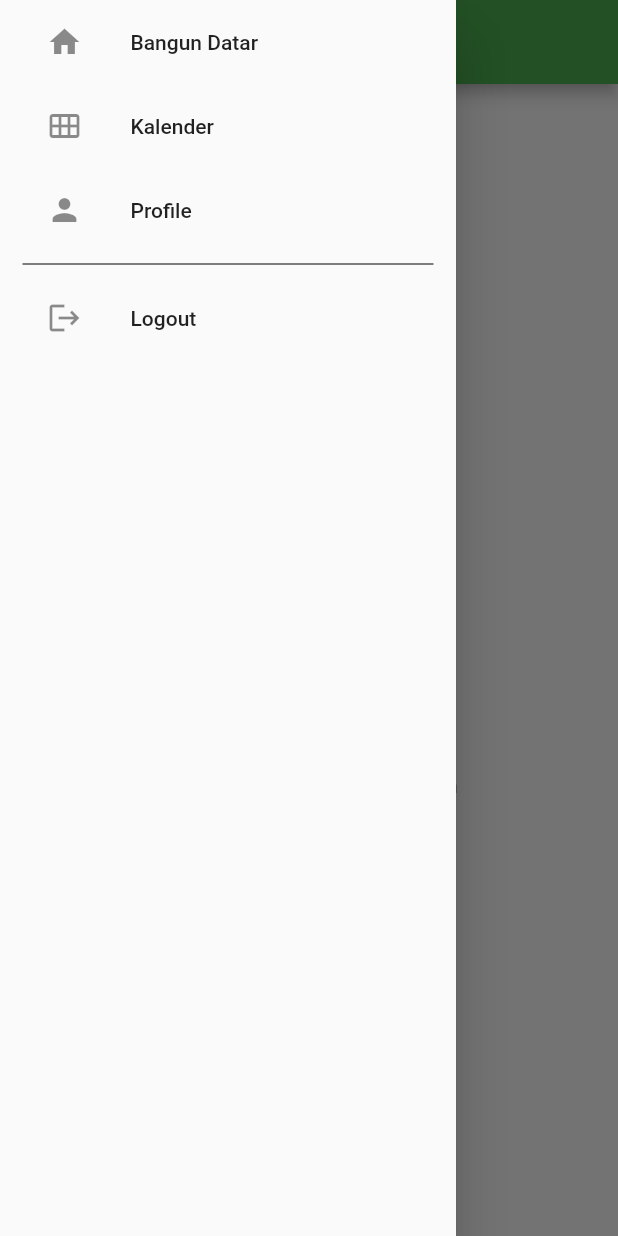
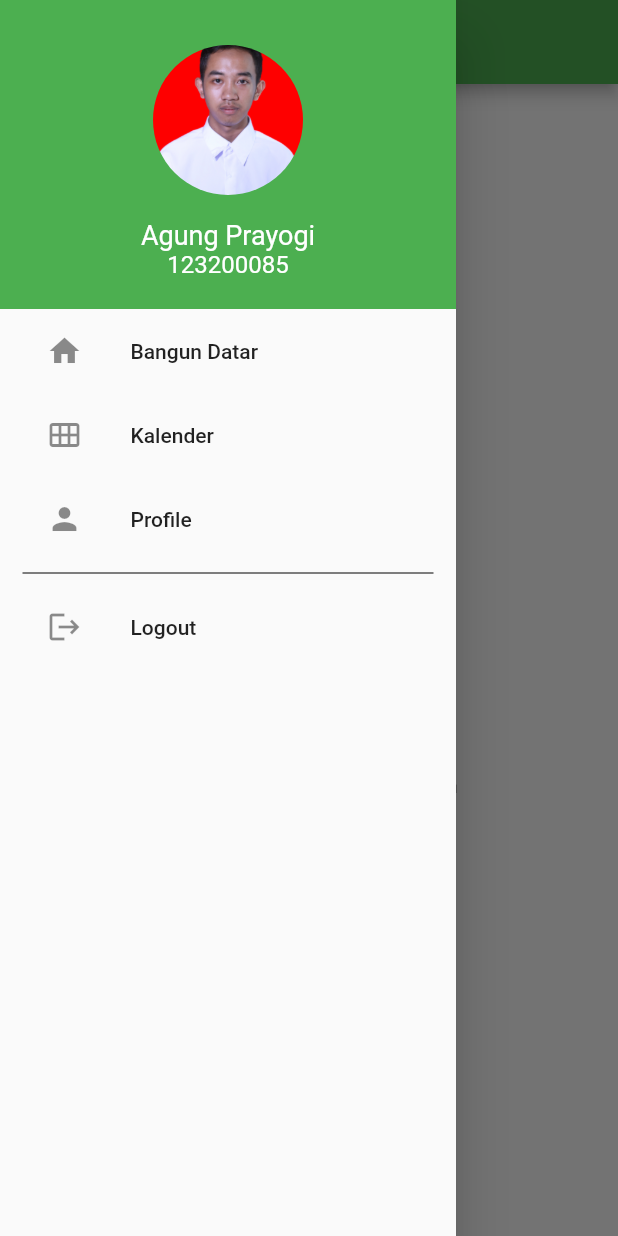
Before and after one commit to agung15-debug/123200085_Agung-Prayogi_UTS_TPM_D, a Flutter app: the Calendar screen opened directly, with the side drawer open, on a phone screen of 412 x 824 dp. Run offline on Flutter 3.47's test engine with Material 2 defaults, Android fonts, the phone set to English and light mode, and no system bars; Roboto replaces fonts that are missing (Digital-7).

Commit message:
[Final]Dashboard

```diff
--- a/lib/dashboard.dart
+++ b/lib/dashboard.dart
@@ -63,8 +63,40 @@ class NavigationDrawer extends StatelessWidget {
 }
 
 Widget buildHeader(BuildContext context) => Container(
+      color: Colors.green,
       padding: EdgeInsets.only(
         top: MediaQuery.of(context).padding.top,
+      ),
+      child: Column(
+        children: [
+          Container(
+            width: 100,
+            height: 100,
+            margin: EdgeInsets.only(top: 30, bottom: 16),
+            decoration: BoxDecoration(
+              shape: BoxShape.circle,
+              image: DecorationImage(
+                image: AssetImage('assets/images/profil.jpg'),
+                fit: BoxFit.cover,
+              ),
+            ),
+          ),
+          Text(
+            'Agung Prayogi',
+            style: TextStyle(
+              fontSize: 18,
+              color: Colors.white,
+            ),
+          ),
+          Text(
+            '123200085',
+            style: TextStyle(
+              fontSize: 16,
+              color: Colors.white,
+            ),
+          ),
+          SizedBox(height: 20),
+        ],
       ),
     );
 
```
